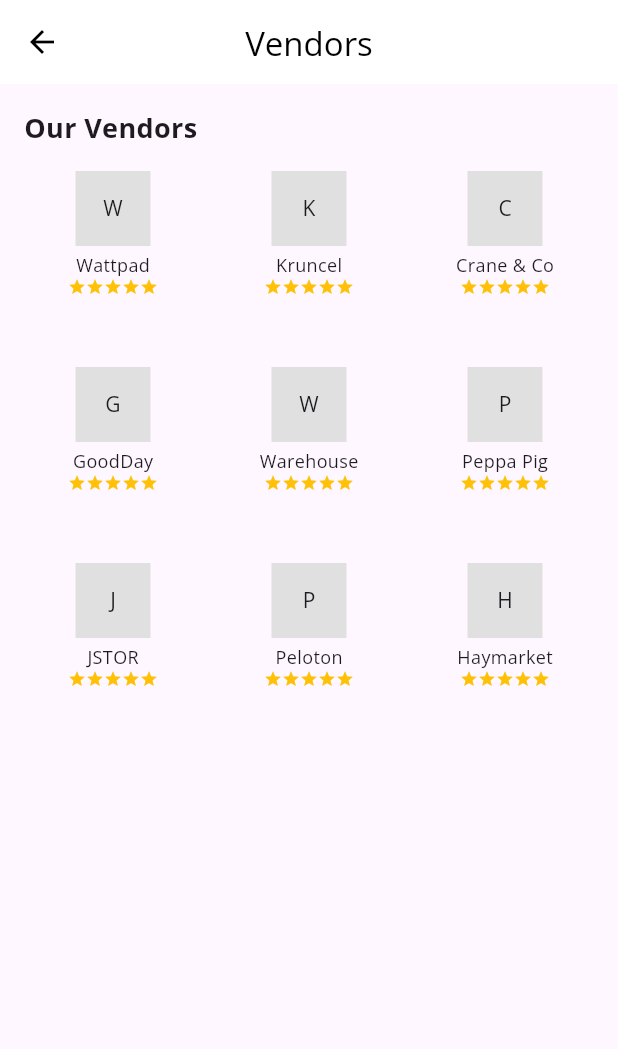
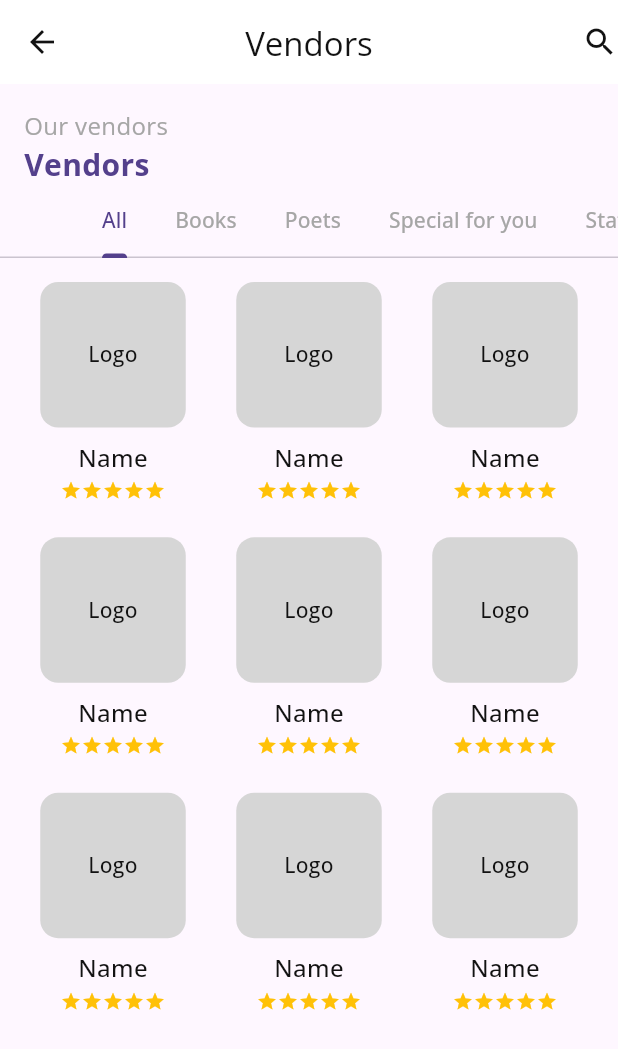
Before and after one commit to RyuNa0603/project1, a Flutter app: the VendorsPage screen opened directly, on a phone screen of 412 x 824 dp. Shown: the top 1049 px of the screen. Run offline on Flutter 3.47's test engine with Material 3 defaults, Android fonts, the phone set to English and light mode, and no system bars; our stand-ins replace flutter_svg, google_fonts.

Commit message:
changed and created

```diff
--- a/lib/main.dart
+++ b/lib/main.dart
@@ -1,4 +1,6 @@
 import 'package:flutter/material.dart';
+import 'package:project1/pages/home/author_profile_page.dart';
+import 'package:project1/pages/home/authors_page.dart';
 import 'package:project1/pages/home/home.dart';
 import 'package:project1/pages/home/vendors.dart';
 import 'package:project1/pages/onboarding/splash_screen.dart';
@@ -23,7 +25,7 @@ class MyApp extends StatelessWidget {
         useMaterial3: true,
         fontFamily: GoogleFonts.openSans().fontFamily,
       ),
-      home: VendorsPage(),
+      home: HomePage(),
     );
   }
 }
--- a/lib/pages/home/vendors.dart
+++ b/lib/pages/home/vendors.dart
@@ -1,39 +1,74 @@
 import 'package:flutter/material.dart';
+import 'package:project1/core/colors_app.dart';
 
 class VendorsPage extends StatelessWidget {
   const VendorsPage({super.key});
 
   @override
   Widget build(BuildContext context) {
-    final vendors = [
-      'Wattpad', 'Kruncel', 'Crane & Co', 'GoodDay', 'Warehouse', 'Peppa Pig',
-      'JSTOR', 'Peloton', 'Haymarket'
-    ];
+    final vendors = List.generate(9, (index) => '');
 
-    return Scaffold(
+    final tabs = ['All', 'Books', 'Poets', 'Special for you', 'Stationery'];
+
+    return DefaultTabController(
+      length: tabs.length,
+      child: Scaffold(
         appBar: AppBar(
-        backgroundColor: Colors.white,
+          backgroundColor: ColorsApp.white,
           elevation: 0,
-        leading: BackButton(color: Colors.black),
-        title: Text('Vendors', style: TextStyle(color: Colors.black)),
+          leading: BackButton(color: ColorsApp.greyscale900),
+          title:
+              Text('Vendors', style: TextStyle(color: ColorsApp.greyscale900)),
           centerTitle: true,
+          actions: [
+            Icon(Icons.search, color: ColorsApp.greyscale900),
+          ],
         ),
-      body: Padding(
-        padding: const EdgeInsets.all(16),
+        body: Column(
+          crossAxisAlignment: CrossAxisAlignment.start,
+          children: [
+            SizedBox(height: 16),
+            Padding(
+              padding: const EdgeInsets.symmetric(horizontal: 16.0),
               child: Column(
                 crossAxisAlignment: CrossAxisAlignment.start,
                 children: [
                   Text(
-              'Our Vendors',
-              style: TextStyle(fontSize: 18, fontWeight: FontWeight.bold),
+                    'Our vendors',
+                    style: TextStyle(
+                      color: ColorsApp.greyscale500,
+                      fontWeight: FontWeight.w400,
+                      fontSize: 16,
                     ),
-            SizedBox(height: 16),
+                  ),
+                  Text(
+                    'Vendors',
+                    style: TextStyle(
+                      color: ColorsApp.primary500,
+                      fontWeight: FontWeight.w700,
+                      fontSize: 20,
+                    ),
+                  ),
+                ],
+              ),
+            ),
+            TabBar(
+              isScrollable: true,
+              indicatorColor: ColorsApp.primary500,
+              labelColor: ColorsApp.primary500,
+              unselectedLabelColor: ColorsApp.greyscale500,
+              tabs: tabs.map((tab) => Tab(text: tab)).toList(),
+            ),
             Expanded(
+              child: TabBarView(
+                children: tabs.map((tab) {
+                  return Padding(
+                    padding: const EdgeInsets.all(16),
                     child: GridView.builder(
                       itemCount: vendors.length,
                       gridDelegate: SliverGridDelegateWithFixedCrossAxisCount(
                         crossAxisCount: 3,
-                  childAspectRatio: 1,
+                        childAspectRatio: 0.75,
                         crossAxisSpacing: 12,
                         mainAxisSpacing: 12,
                       ),
@@ -41,20 +76,45 @@ class VendorsPage extends StatelessWidget {
                         return Column(
                           children: [
                             Container(
-                        height: 50,
-                        width: 50,
-                        color: Colors.grey[300],
-                        child: Center(child: Text(vendors[index][0])),
+                              height: 97,
+                              width: 97,
+                              alignment: Alignment.center,
+                              decoration: BoxDecoration(
+                                color: ColorsApp.greyscale300,
+                                borderRadius: BorderRadius.circular(12),
+                              ),
+                              child: Text(
+                                'Logo',
+                                textAlign: TextAlign.center,
+                                style: TextStyle(
+                                    fontSize: 14,
+                                    fontWeight: FontWeight.w500,
+                                    color: ColorsApp.greyscale900),
+                              ),
+                            ),
+                            SizedBox(height: 8),
+                            Text(
+                              'Name',
+                              style: TextStyle(
+                                color: ColorsApp.greyscale900,
+                                fontWeight: FontWeight.w500,
+                                fontSize: 16,
+                              ),
                             ),
                             SizedBox(height: 4),
-                      Text(vendors[index], style: TextStyle(fontSize: 12)),
                             Row(
                               mainAxisAlignment: MainAxisAlignment.center,
-                        children: List.generate(5, (i) => Icon(Icons.star, size: 12, color: Colors.amber)),
+                              children: List.generate(
+                                  5,
+                                  (i) => Icon(Icons.star,
+                                      size: 14, color: Colors.amber)),
                             )
                           ],
                         );
                       },
+                    ),
+                  );
+                }).toList(),
               ),
             ),
           ],
```
Also changed, not shown: lib/pages/home/author_profile_page.dart (added, +187 -0 lines), lib/pages/home/authors_page.dart (added, +131 -0 lines), lib/pages/home/home.dart (+130 -91 lines). Lines whose indentation alone changed are shown as unchanged.
